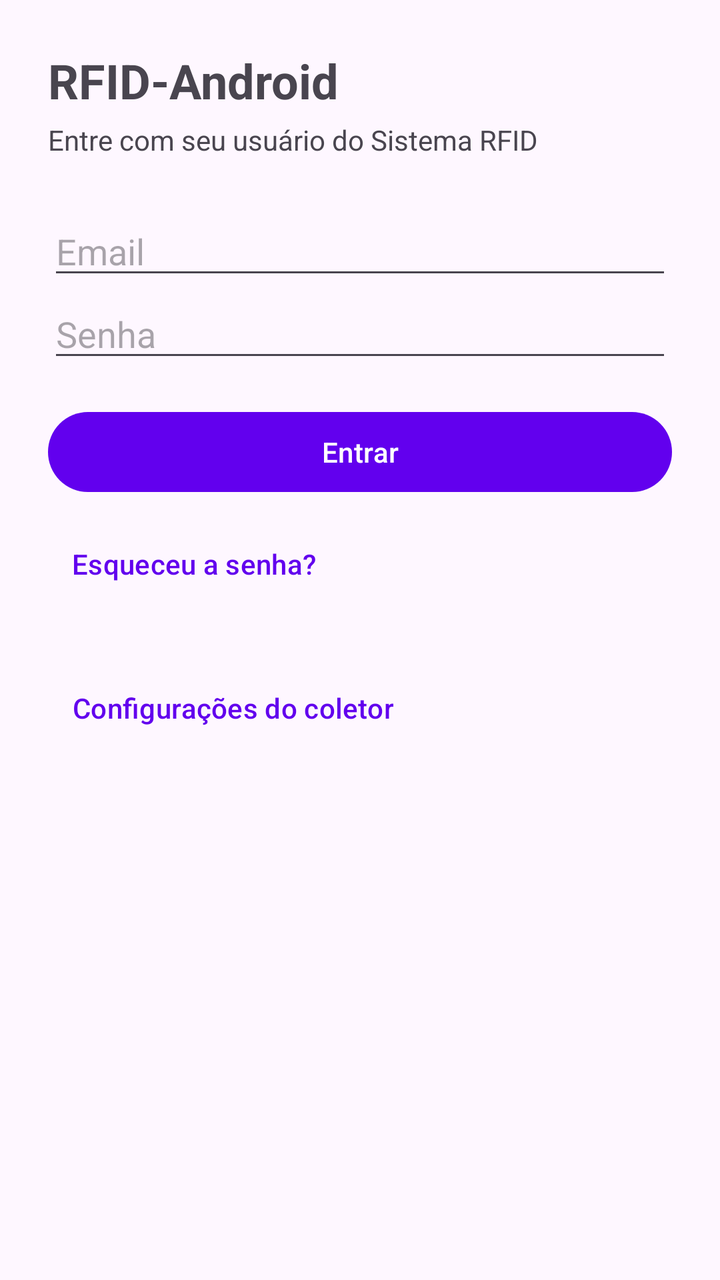
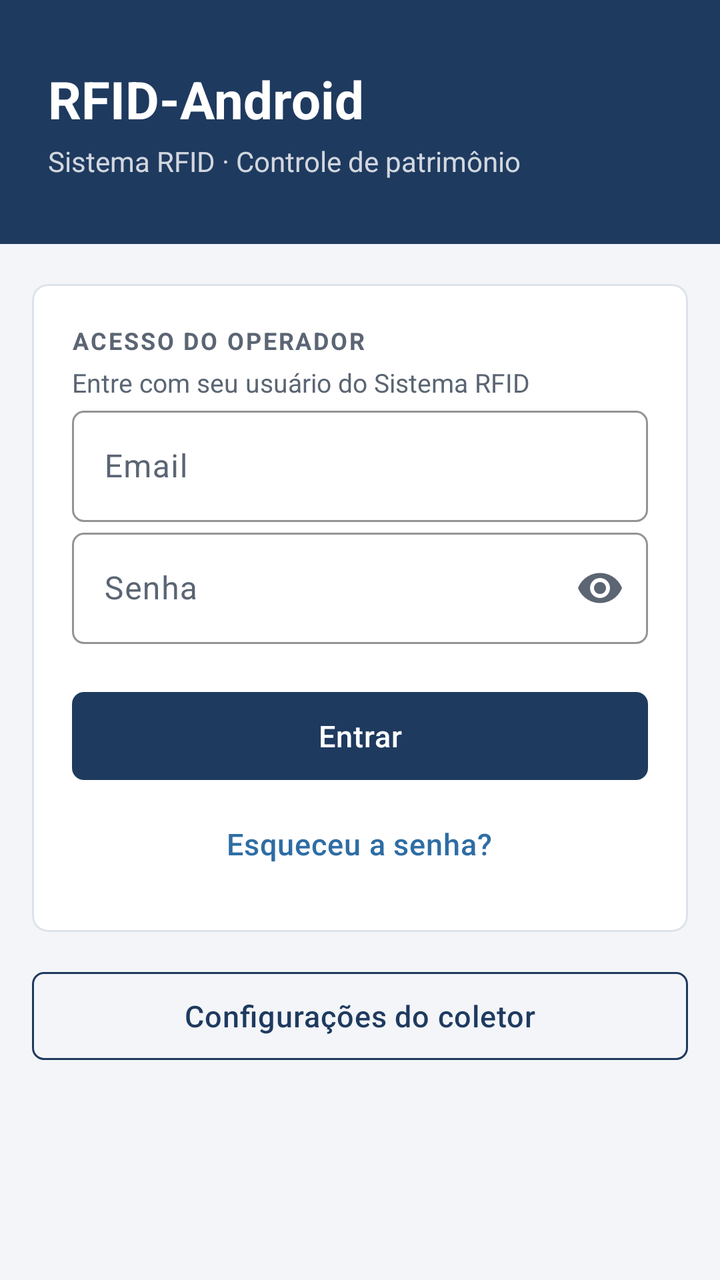

Before-and-after screenshots of an Android layout around one commit, followed by the original layout XML and the change that was made.
<!-- AndroidManifest.xml: application theme Theme.RFIDAndroid -->
<!-- res/layout/activity_login.xml -->
<ScrollView xmlns:android="http://schemas.android.com/apk/res/android"
    android:layout_width="match_parent"
    android:layout_height="match_parent">

    <LinearLayout
        android:orientation="vertical"
        android:padding="24dp"
        android:layout_width="match_parent"
        android:layout_height="wrap_content">

        <TextView
            android:text="@string/app_name"
            android:textSize="24sp"
            android:textStyle="bold"
            android:layout_width="wrap_content"
            android:layout_height="wrap_content"/>

        <TextView
            android:text="Entre com seu usuário do Sistema RFID"
            android:layout_marginTop="4dp"
            android:layout_width="wrap_content"
            android:layout_height="wrap_content"/>

        <EditText
            android:id="@+id/edtEmail"
            android:hint="Email"
            android:inputType="textEmailAddress"
            android:autofillHints="emailAddress"
            android:layout_marginTop="24dp"
            android:layout_width="match_parent"
            android:layout_height="wrap_content"/>

        <EditText
            android:id="@+id/edtSenha"
            android:hint="Senha"
            android:inputType="textPassword"
            android:autofillHints="password"
            android:imeOptions="actionDone"
            android:layout_width="match_parent"
            android:layout_height="wrap_content"/>

        <Button
            android:id="@+id/btnEntrar"
            android:text="Entrar"
            android:layout_marginTop="16dp"
            android:layout_width="match_parent"
            android:layout_height="wrap_content"/>

        <TextView
            android:id="@+id/txtStatus"
            android:visibility="gone"
            android:textColor="#C62828"
            android:layout_marginTop="12dp"
            android:layout_width="match_parent"
            android:layout_height="wrap_content"/>

        
        <Button
            android:id="@+id/btnEsqueciSenha"
            style="@style/Widget.Material3.Button.TextButton"
            android:text="Esqueceu a senha?"
            android:layout_marginTop="8dp"
            android:layout_width="wrap_content"
            android:layout_height="wrap_content"/>

        
        <Button
            android:id="@+id/btnConfiguracoes"
            style="@style/Widget.Material3.Button.TextButton"
            android:text="Configurações do coletor"
            android:layout_marginTop="24dp"
            android:layout_width="wrap_content"
            android:layout_height="wrap_content"/>

        
        <TextView
            android:id="@+id/txtVersao"
            android:textSize="12sp"
            android:textColor="#888888"
            android:layout_marginTop="16dp"
            android:layout_width="wrap_content"
            android:layout_height="wrap_content"/>
    </LinearLayout>
</ScrollView>
<!-- resources referenced by this layout -->
<resources>
  <style name="Theme.RFIDAndroid" parent="Theme.Material3.DayNight.NoActionBar">
  
      
          <item name="colorPrimary">@color/purple_500</item>
          <item name="colorPrimaryVariant">@color/purple_700</item>
          <item name="colorOnPrimary">@color/white</item>
          
          <item name="colorSecondary">@color/teal_200</item>
          <item name="colorSecondaryVariant">@color/teal_700</item>
          <item name="colorOnSecondary">@color/black</item>
          
          <item name="android:statusBarColor">?attr/colorPrimaryVariant</item>
          
      </style>
  <color name="purple_500">#FF6200EE</color>
  <color name="purple_700">#FF3700B3</color>
  <color name="teal_200">#FF03DAC5</color>
  <color name="teal_700">#FF018786</color>
  <color name="black">#FF000000</color>
  <!-- unchanged entries left out for length: 2 -->
</resources>

<!-- the commit's change to res/layout/activity_login.xml (unified diff, before → after) -->
@@ -1,83 +1,143 @@
 <ScrollView xmlns:android="http://schemas.android.com/apk/res/android"
+    xmlns:app="http://schemas.android.com/apk/res-auto"
+    android:fillViewport="true"
+    android:background="@color/fundo"
     android:layout_width="match_parent"
     android:layout_height="match_parent">
 
     <LinearLayout
         android:orientation="vertical"
-        android:padding="24dp"
         android:layout_width="match_parent"
         android:layout_height="wrap_content">
 
-        <TextView
-            android:text="@string/app_name"
-            android:textSize="24sp"
-            android:textStyle="bold"
-            android:layout_width="wrap_content"
-            android:layout_height="wrap_content"/>
+        
+        <LinearLayout
+            android:orientation="vertical"
+            android:background="@color/marinho"
+            android:paddingStart="24dp"
+            android:paddingEnd="24dp"
+            android:paddingTop="32dp"
+            android:paddingBottom="32dp"
+            android:layout_width="match_parent"
+            android:layout_height="wrap_content">
 
-        <TextView
-            android:text="Entre com seu usuário do Sistema RFID"
-            android:layout_marginTop="4dp"
-            android:layout_width="wrap_content"
-            android:layout_height="wrap_content"/>
+            <TextView
+                android:text="@string/app_name"
+                android:textColor="@color/white"
+                android:textSize="26sp"
+                android:textStyle="bold"
+                android:layout_width="wrap_content"
+                android:layout_height="wrap_content"/>
 
-        <EditText
-            android:id="@+id/edtEmail"
-            android:hint="Email"
-            android:inputType="textEmailAddress"
-            android:autofillHints="emailAddress"
-            android:layout_marginTop="24dp"
+            <TextView
+                android:text="Sistema RFID · Controle de patrimônio"
+                android:textColor="#CCFFFFFF"
+                android:textSize="14sp"
+                android:layout_marginTop="4dp"
+                android:layout_width="wrap_content"
+                android:layout_height="wrap_content"/>
+        </LinearLayout>
+
+        <com.google.android.material.card.MaterialCardView
+            android:layout_marginStart="16dp"
+            android:layout_marginEnd="16dp"
+            android:layout_marginTop="20dp"
             android:layout_width="match_parent"
-            android:layout_height="wrap_content"/>
+            android:layout_height="wrap_content">
 
-        <EditText
-            android:id="@+id/edtSenha"
-            android:hint="Senha"
-            android:inputType="textPassword"
-            android:autofillHints="password"
-            android:imeOptions="actionDone"
-            android:layout_width="match_parent"
-            android:layout_height="wrap_content"/>
+            <LinearLayout
+                android:orientation="vertical"
+                android:padding="20dp"
+                android:layout_width="match_parent"
+                android:layout_height="wrap_content">
 
-        <Button
-            android:id="@+id/btnEntrar"
-            android:text="Entrar"
-            android:layout_marginTop="16dp"
-            android:layout_width="match_parent"
-            android:layout_height="wrap_content"/>
+                <TextView
+                    android:text="Acesso do operador"
+                    android:textAppearance="@style/Texto.RFID.Secao"
+                    android:layout_width="wrap_content"
+                    android:layout_height="wrap_content"/>
 
-        <TextView
-            android:id="@+id/txtStatus"
-            android:visibility="gone"
-            android:textColor="#C62828"
-            android:layout_marginTop="12dp"
-            android:layout_width="match_parent"
-            android:layout_height="wrap_content"/>
+                <TextView
+                    android:text="Entre com seu usuário do Sistema RFID"
+                    android:textAppearance="@style/Texto.RFID.Secundario"
+                    android:layout_marginTop="4dp"
+                    android:layout_width="wrap_content"
+                    android:layout_height="wrap_content"/>
 
-        
-        <Button
-            android:id="@+id/btnEsqueciSenha"
-            style="@style/Widget.Material3.Button.TextButton"
-            android:text="Esqueceu a senha?"
-            android:layout_marginTop="8dp"
-            android:layout_width="wrap_content"
-            android:layout_height="wrap_content"/>
+                <com.google.android.material.textfield.TextInputLayout
+                    android:hint="Email"
+                    android:layout_width="match_parent"
+                    android:layout_height="wrap_content">
+
+                    <com.google.android.material.textfield.TextInputEditText
+                        android:id="@+id/edtEmail"
+                        android:inputType="textEmailAddress"
+                        android:autofillHints="emailAddress"
+                        android:layout_width="match_parent"
+                        android:layout_height="wrap_content"/>
+                </com.google.android.material.textfield.TextInputLayout>
+
+                <com.google.android.material.textfield.TextInputLayout
+                    android:hint="Senha"
+                    app:endIconMode="password_toggle"
+                    android:layout_width="match_parent"
+                    android:layout_height="wrap_content">
+
+                    <com.google.android.material.textfield.TextInputEditText
+                        android:id="@+id/edtSenha"
+                        android:inputType="textPassword"
+                        android:autofillHints="password"
+                        android:imeOptions="actionDone"
+                        android:layout_width="match_parent"
+                        android:layout_height="wrap_content"/>
+                </com.google.android.material.textfield.TextInputLayout>
+
+                <Button
+                    android:id="@+id/btnEntrar"
+                    android:text="Entrar"
+                    android:layout_marginTop="20dp"
+                    android:layout_width="match_parent"
+                    android:layout_height="wrap_content"/>
+
+                <TextView
+                    android:id="@+id/txtStatus"
+                    android:visibility="gone"
+                    android:textColor="@color/erro"
+                    android:layout_marginTop="12dp"
+                    android:layout_width="match_parent"
+                    android:layout_height="wrap_content"/>
+
+                
+                <Button
+                    android:id="@+id/btnEsqueciSenha"
+                    style="@style/Widget.RFID.Botao.Texto"
+                    android:text="Esqueceu a senha?"
+                    android:layout_gravity="center_horizontal"
+                    android:layout_marginTop="4dp"
+                    android:layout_width="wrap_content"
+                    android:layout_height="wrap_content"/>
+            </LinearLayout>
+        </com.google.android.material.card.MaterialCardView>
 
         
         <Button
             android:id="@+id/btnConfiguracoes"
-            style="@style/Widget.Material3.Button.TextButton"
+            style="@style/Widget.RFID.Botao.Contorno"
             android:text="Configurações do coletor"
-            android:layout_marginTop="24dp"
-            android:layout_width="wrap_content"
+            android:layout_marginStart="16dp"
+            android:layout_marginEnd="16dp"
+            android:layout_marginTop="16dp"
+            android:layout_width="match_parent"
             android:layout_height="wrap_content"/>
 
         
         <TextView
             android:id="@+id/txtVersao"
             android:textSize="12sp"
-            android:textColor="#888888"
+            android:textColor="@color/texto_terciario"
+            android:layout_gravity="center_horizontal"
             android:layout_marginTop="16dp"
+            android:layout_marginBottom="16dp"
             android:layout_width="wrap_content"
             android:layout_height="wrap_content"/>
     </LinearLayout>
<!-- resource entries referenced after the edit -->
@@ -1,24 +1,98 @@
 <!-- resources referenced by this layout -->
 <resources>
-  <style name="Theme.RFIDAndroid" parent="Theme.Material3.DayNight.NoActionBar">
+  <color name="erro">#FFC62828</color>
+  <color name="fundo">#FFF3F5F8</color>
+  <color name="marinho">#FF1F3A5F</color>
+  <color name="texto_terciario">#FF8A93A0</color>
+  <style name="Texto.RFID.Secao" parent="">
+          <item name="android:textSize">12sp</item>
+          <item name="android:textStyle">bold</item>
+          <item name="android:textAllCaps">true</item>
+          <item name="android:letterSpacing">0.08</item>
+          <item name="android:textColor">@color/texto_secundario</item>
+      </style>
+  <style name="Texto.RFID.Secundario" parent="">
+          <item name="android:textSize">13sp</item>
+          <item name="android:textColor">@color/texto_secundario</item>
+      </style>
+  <style name="Widget.RFID.Botao.Contorno" parent="Widget.Material3.Button.OutlinedButton">
+          <item name="shapeAppearance">@style/Forma.RFID.Pequena</item>
+          <item name="android:minHeight">52dp</item>
+          <item name="android:textSize">15sp</item>
+          <item name="strokeColor">@color/marinho</item>
+      </style>
+  <style name="Widget.RFID.Botao.Texto" parent="Widget.Material3.Button.TextButton">
+          <item name="android:textColor">@color/azul</item>
+      </style>
+  <style name="Theme.RFIDAndroid" parent="Theme.Material3.Light.NoActionBar">
+          <item name="colorPrimary">@color/marinho</item>
+          <item name="colorOnPrimary">@color/white</item>
+          <item name="colorPrimaryContainer">@color/azul_claro</item>
+          <item name="colorOnPrimaryContainer">@color/marinho_escuro</item>
+          <item name="colorSecondary">@color/azul</item>
+          <item name="colorOnSecondary">@color/white</item>
+          <item name="colorSecondaryContainer">@color/azul_claro</item>
+          <item name="colorOnSecondaryContainer">@color/marinho_escuro</item>
+          <item name="colorError">@color/erro</item>
+          <item name="colorOutline">@color/borda</item>
+          <item name="colorOutlineVariant">@color/borda</item>
+          <item name="colorSurface">@color/superficie</item>
+          <item name="colorOnSurface">@color/texto</item>
+          <item name="colorOnSurfaceVariant">@color/texto_secundario</item>
+          <item name="colorSurfaceContainerHighest">@color/superficie</item>
+          <item name="android:colorBackground">@color/fundo</item>
+          <item name="android:textColorPrimary">@color/texto</item>
+          <item name="android:textColorSecondary">@color/texto_secundario</item>
   
-      
-          <item name="colorPrimary">@color/purple_500</item>
-          <item name="colorPrimaryVariant">@color/purple_700</item>
-          <item name="colorOnPrimary">@color/white</item>
-          
-          <item name="colorSecondary">@color/teal_200</item>
-          <item name="colorSecondaryVariant">@color/teal_700</item>
-          <item name="colorOnSecondary">@color/black</item>
-          
-          <item name="android:statusBarColor">?attr/colorPrimaryVariant</item>
-          
+          <item name="android:statusBarColor">@color/marinho_escuro</item>
+          <item name="android:windowLightStatusBar">false</item>
+          <item name="android:navigationBarColor">@color/marinho_escuro</item>
+  
+          <item name="materialButtonStyle">@style/Widget.RFID.Botao</item>
+          <item name="materialButtonOutlinedStyle">@style/Widget.RFID.Botao.Contorno</item>
+          <item name="textInputStyle">@style/Widget.RFID.Campo</item>
+          <item name="materialCardViewStyle">@style/Widget.RFID.Cartao</item>
+          <item name="tabStyle">@style/Widget.RFID.Abas</item>
+          <item name="checkboxStyle">@style/Widget.Material3.CompoundButton.CheckBox</item>
       </style>
-  <color name="purple_500">#FF6200EE</color>
-  <color name="purple_700">#FF3700B3</color>
-  <color name="teal_200">#FF03DAC5</color>
-  <color name="teal_700">#FF018786</color>
-  <color name="black">#FF000000</color>
+  <color name="texto_secundario">#FF5B6573</color>
+  <style name="Forma.RFID.Pequena" parent="">
+          <item name="cornerFamily">rounded</item>
+          <item name="cornerSize">6dp</item>
+      </style>
+  <color name="azul">#FF2E6DA4</color>
+  <color name="azul_claro">#FFE3ECF6</color>
+  <color name="marinho_escuro">#FF152A45</color>
+  <color name="borda">#FFDCE2EA</color>
+  <color name="superficie">#FFFFFFFF</color>
+  <color name="texto">#FF1C2530</color>
+  <style name="Widget.RFID.Botao" parent="Widget.Material3.Button">
+          <item name="shapeAppearance">@style/Forma.RFID.Pequena</item>
+          <item name="android:minHeight">52dp</item>
+          <item name="android:textSize">15sp</item>
+          <item name="android:letterSpacing">0.02</item>
+      </style>
+  <style name="Widget.RFID.Campo" parent="Widget.Material3.TextInputLayout.OutlinedBox">
+          <item name="shapeAppearance">@style/Forma.RFID.Pequena</item>
+          <item name="boxStrokeColor">@color/marinho</item>
+          <item name="hintTextColor">@color/marinho</item>
+          <item name="android:layout_marginTop">12dp</item>
+      </style>
+  <style name="Widget.RFID.Cartao" parent="Widget.Material3.CardView.Outlined">
+          <item name="cardBackgroundColor">@color/superficie</item>
+          <item name="strokeColor">@color/borda</item>
+          <item name="cardCornerRadius">8dp</item>
+          <item name="cardElevation">0dp</item>
+      </style>
+  <style name="Widget.RFID.Abas" parent="Widget.Material3.TabLayout">
+          <item name="android:background">@color/superficie</item>
+          <item name="tabIndicatorColor">@color/marinho</item>
+          <item name="tabSelectedTextColor">@color/marinho</item>
+          <item name="tabTextColor">@color/texto_secundario</item>
+          <item name="tabIndicatorFullWidth">true</item>
+          <item name="tabGravity">fill</item>
+          <item name="tabMode">fixed</item>
+      </style>
   <!-- unchanged entries left out for length: 2 -->
 </resources>
 
